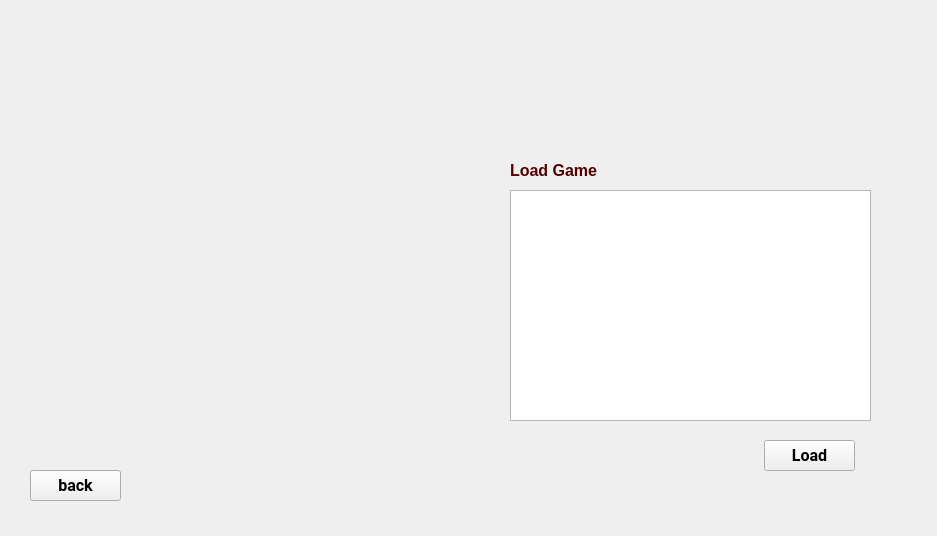
This is 5. Proyecto Final/2. Desarrollo/Gravity_Bike/load.ui in jmparradov/Informatica2 as Qt 5 draws it before an edit. The edited form follows.
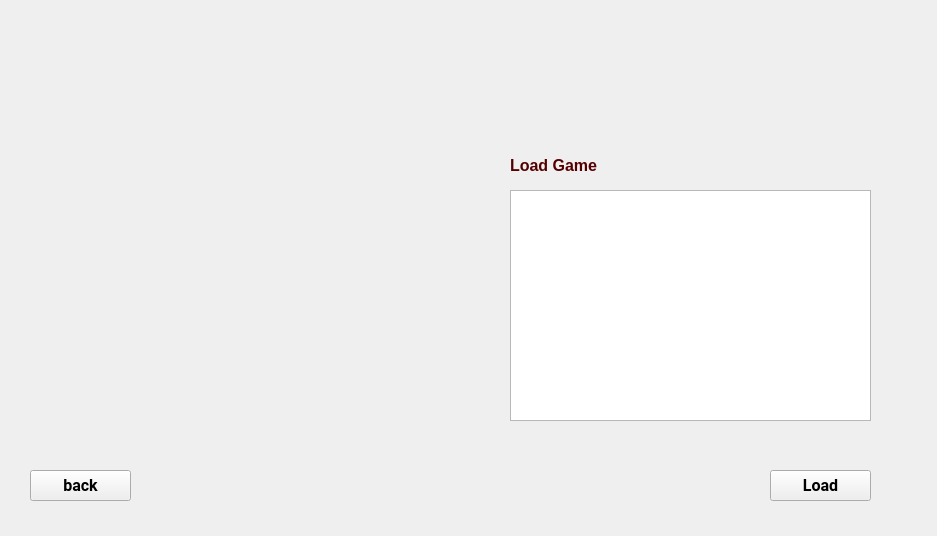
This is the edited form.

Diff of the .ui file:
```diff
--- a/5. Proyecto Final/2. Desarrollo/Gravity_Bike/load.ui
+++ b/5. Proyecto Final/2. Desarrollo/Gravity_Bike/load.ui
@@ -27,9 +27,9 @@
    <property name="geometry">
     <rect>
      <x>510</x>
-     <y>160</y>
-     <width>101</width>
-     <height>21</height>
+     <y>150</y>
+     <width>111</width>
+     <height>31</height>
     </rect>
    </property>
    <property name="text">
@@ -39,9 +39,9 @@
   <widget class="QPushButton" name="pushButton">
    <property name="geometry">
     <rect>
-     <x>764</x>
-     <y>440</y>
-     <width>91</width>
+     <x>770</x>
+     <y>470</y>
+     <width>101</width>
      <height>31</height>
     </rect>
    </property>
@@ -62,7 +62,7 @@
     <rect>
      <x>30</x>
      <y>470</y>
-     <width>91</width>
+     <width>101</width>
      <height>31</height>
     </rect>
    </property>
```
